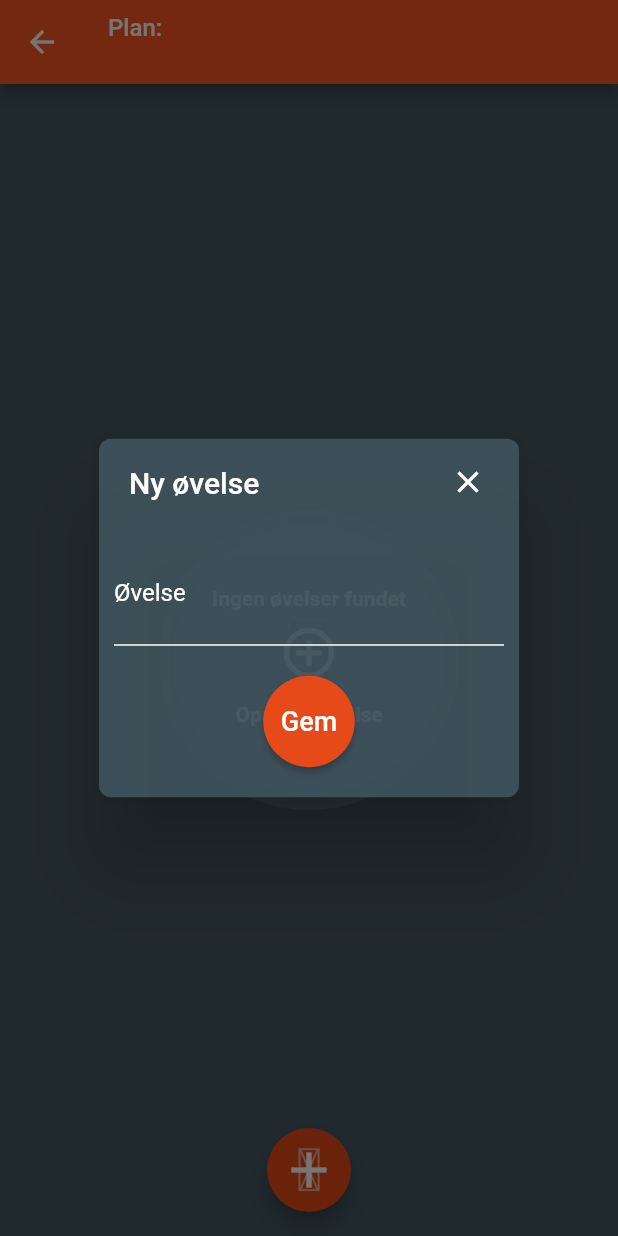
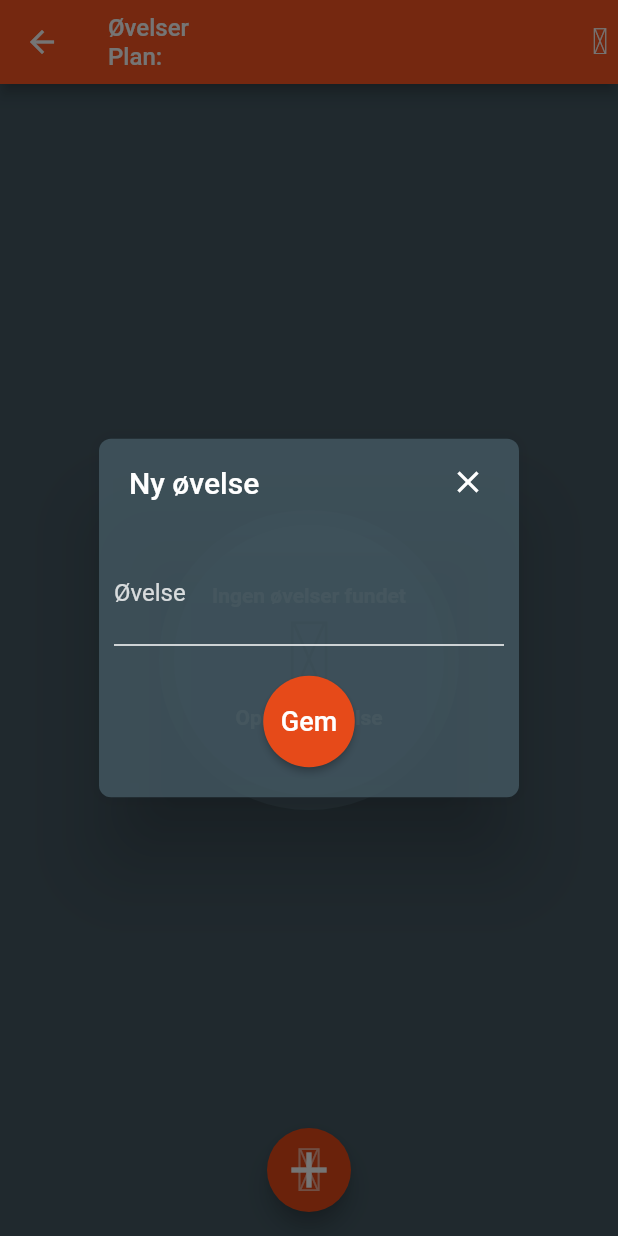
Before and after one commit to vitting/simple_exercise_calendar, a Flutter app: the ExercisesDetail screen opened directly with empty values, after a tap on the "add" icon, on a phone screen of 412 x 824 dp. Run offline on Flutter 3.47's test engine with Material 2 defaults, Android fonts, the light colour scheme and no system bars; our stand-ins replace date_format, flutter_calendar_carousel, font_awesome_flutter, material_design_icons_flutter, sqflite, synchronized; missing offline and left inert: flutter_list_drag_and_drop, screen; accounts and stored records are empty.

Commit message:
refactoring and added launcher icons

```diff
--- a/lib/helpers/common_functions.dart
+++ b/lib/helpers/common_functions.dart
@@ -17,11 +17,11 @@ Future<String> showEditDialog(
           ));
 }
 
-Future<bool> showDeleteDialog(BuildContext context, String bodyText) {
+Future<bool> showDeleteDialog(BuildContext context, String titleText, String bodyText) {
   return showDialog<bool>(
       context: context,
       builder: (BuildContext dialogContext) =>
-          ExerciseDeleteDialog(bodyText: bodyText));
+          ExerciseDeleteDialog(titleText: titleText, bodyText: bodyText));
 }
 
 Future<bool> showExitDialog(BuildContext context, String bodyText) {
--- a/lib/helpers/no_data_widget.dart
+++ b/lib/helpers/no_data_widget.dart
@@ -48,7 +48,10 @@ class NoData extends StatelessWidget {
                                 style: TextStyle(
                                     fontWeight: FontWeight.bold,
                                     fontSize: 14,
-                                    color: Colors.white)),
+                                    color: Colors.white70)),
+                            text != null && text2 != null && buttonIcon == null
+                                ? SizedBox(height: 60)
+                                : Container(),
                             buttonIcon == null
                                 ? Container()
                                 : IconButton(
@@ -68,7 +71,7 @@ class NoData extends StatelessWidget {
                                         style: TextStyle(
                                             fontWeight: FontWeight.bold,
                                             fontSize: 14,
-                                            color: Colors.white))),
+                                            color: Colors.white70))),
                           ],
                         ),
                       )),
--- a/lib/ui/calendar/calendar_detail.dart
+++ b/lib/ui/calendar/calendar_detail.dart
@@ -53,7 +53,7 @@ class CalendarDetailState extends State<CalendarDetail> {
               onSelected: (int value) async {
                 if (value == 0) {
                   bool delete =
-                      await showDeleteDialog(context, "Fjern Planen?");
+                      await showDeleteDialog(context, "Fjern", "Fjern Planen?");
                   if (delete != null && delete) {
                     await widget.event.deleteExercisePlan();
                     await widget.event.delete();
--- a/lib/ui/exercises/exercise_delete_dialog.dart
+++ b/lib/ui/exercises/exercise_delete_dialog.dart
@@ -4,9 +4,10 @@ import 'package:simple_exercise_calendar/helpers/round_button_widget.dart';
 import 'package:simple_exercise_calendar/helpers/theme_config.dart';
 
 class ExerciseDeleteDialog extends StatelessWidget {
+  final String titleText;
   final String bodyText;
 
-  const ExerciseDeleteDialog({Key key, @required this.bodyText}) : super(key: key);
+  const ExerciseDeleteDialog({Key key, @required this.titleText, @required this.bodyText}) : super(key: key);
   @override
   Widget build(BuildContext context) {
     return SimpleDialog(
@@ -17,7 +18,7 @@ class ExerciseDeleteDialog extends StatelessWidget {
         title: Row(
           mainAxisAlignment: MainAxisAlignment.spaceBetween,
           children: <Widget>[
-            Text("Slet", style: TextStyle(color: ThemeConfig.dialogTextColor)),
+            Text(titleText, style: TextStyle(color: ThemeConfig.dialogTextColor)),
             CloseButtonWidget(color: ThemeConfig.dialogTextColor,)
           ],
         ),
--- a/lib/ui/exercises/exercise_edit_dialog.dart
+++ b/lib/ui/exercises/exercise_edit_dialog.dart
@@ -16,7 +16,8 @@ class ExerciseEditDialog extends StatefulWidget {
       this.title,
       this.lable,
       this.value = "",
-      this.buttonText = "Gem", this.autoFocus = false})
+      this.buttonText = "Gem",
+      this.autoFocus = false})
       : super(key: key);
   @override
   ExerciseEditDialogState createState() {
@@ -58,12 +59,14 @@ class ExerciseEditDialogState extends State<ExerciseEditDialog> {
                 style: TextStyle(color: ThemeConfig.dialogTextColor),
                 decoration: InputDecoration(
                     enabledBorder: UnderlineInputBorder(
-                        borderSide: BorderSide(color: ThemeConfig.dialogTextColor)),
+                        borderSide:
+                            BorderSide(color: ThemeConfig.dialogTextColor)),
                     focusedBorder: UnderlineInputBorder(
-                        borderSide: BorderSide(color: ThemeConfig.dialogTextColor)),
+                        borderSide:
+                            BorderSide(color: ThemeConfig.dialogTextColor)),
                     isDense: true,
                     labelText: widget.lable,
-                    labelStyle: TextStyle(color: ThemeConfig.dialogTextColor)),
+                    labelStyle: TextStyle(color: ThemeConfig.dialogTextColor.withOpacity(0.8))),
                 validator: (String value) {
                   if (value.trim().isEmpty) {
                     return "Fill out ${widget.lable}";
--- a/lib/ui/exercises/exercises_detail.dart
+++ b/lib/ui/exercises/exercises_detail.dart
@@ -52,17 +52,23 @@ class ExercisesDetailState extends State<ExercisesDetail> {
                 },
                 child: Stack(
                   children: <Widget>[
-                    Center(child: Icon(Icons.add, size: 40, color: ThemeConfig.textColor)),
-                    Center(child: Icon(MdiIcons.dumbbell, size: 40, color: ThemeConfig.iconSecondLayerColor)),
-
+                    Center(
+                        child: Icon(Icons.add,
+                            size: 40, color: ThemeConfig.textColor)),
+                    Center(
+                        child: Icon(MdiIcons.dumbbell,
+                            size: 40, color: ThemeConfig.iconSecondLayerColor)),
                   ],
                 ),
               )
             : null,
         appBar: AppBar(
+          actions: <Widget>[
+            Icon(MdiIcons.dumbbell)
+          ],
             title: TitleTwoLines(
-          line1: "Plan:",
-          line2: widget.plan.title,
+                line1: "Øvelser",
+                line2: "Plan: ${widget.plan.title}",
               )),
         body: _createList());
   }
@@ -72,10 +78,7 @@ class ExercisesDetailState extends State<ExercisesDetail> {
       child: NoData(
           backgroundIcon: MdiIcons.dumbbell,
           text: "Ingen øvelser fundet",
-        text2: widget.create ? "Opret en øvelse" : null,
-        buttonIcon: widget.create ? Icons.add_circle_outline : null,
-        onIconTap: widget.create ? (_) {} : null,
-      ),
+          text2: widget.create ? "Opret en øvelse" : null),
     );
 
     if (_list.length == 0) return value;
@@ -98,8 +101,7 @@ class ExercisesDetailState extends State<ExercisesDetail> {
           itemBuilder: (BuildContext context, int position) {
             ExerciseData item = _list[position];
             return _createExerciseRow(item);
-        }
-      );
+          });
     }
   }
 
@@ -205,7 +207,8 @@ class ExercisesDetailState extends State<ExercisesDetail> {
       } else if (result == 1) {
         _editExerciseText(item);
       } else if (result == 2) {
-        bool delete = await showDeleteDialog(context, "Slet denne øvelse?");
+        bool delete =
+            await showDeleteDialog(context, "Slet", "Slet denne øvelse?");
         if (delete != null && delete) {
           setState(() {
             _list.remove(item);
--- a/pubspec.yaml
+++ b/pubspec.yaml
@@ -30,9 +30,15 @@ dependencies:
   cupertino_icons: ^0.1.2
 
 dev_dependencies:
+  flutter_launcher_icons: ^0.7.0
   flutter_test:
     sdk: flutter
 
+# Run following command to generate Icons: flutter pub pub run flutter_launcher_icons:main
+flutter_icons:
+  android: true
+  ios: true
+  image_path: "assets/icons/launcher_icon.png"
 
 # For information on the generic Dart part of this file, see the
 # following page: https://www.dartlang.org/tools/pub/pubspec
```
Also changed, not shown: lib/helpers/db_helpers.dart (+29 -14 lines), lib/ui/calendar/calendar.dart (+9 -4 lines), lib/ui/calendar/calendar_exercise_plan_chooser.dart (+7 -4 lines), lib/ui/exercises/dot_counter_exercises.dart (added, +52 -0 lines), lib/ui/exercises/exercicises.dart (+7 -39 lines), lib/ui/home/home.dart (+5 -12 lines), assets/icons/launcher_icon.png (added), graphics/baseline-view_list-24px.svg (added), 21 other files. Lines whose indentation alone changed are shown as unchanged.
